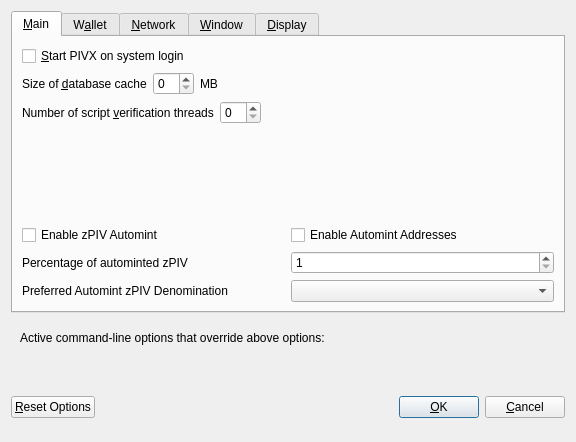
Qt form src/qt/forms/optionsdialog.ui (afghany/castletmp) before a commit.
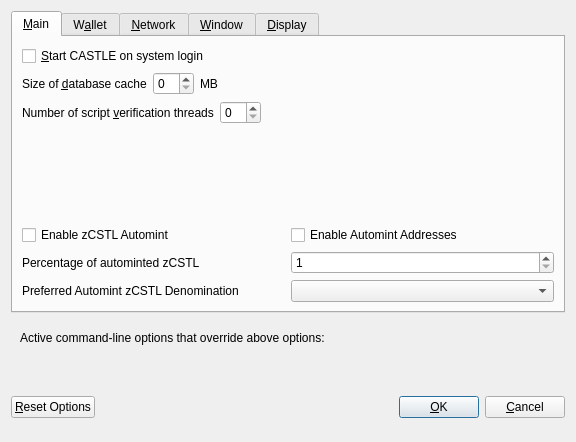
The same form after that commit. Custom widgets are drawn as their Qt base class.

```diff
--- a/src/qt/forms/optionsdialog.ui
+++ b/src/qt/forms/optionsdialog.ui
@@ -33,7 +33,7 @@
           <string>Automatically start PIVX after logging in to the system.</string>
          </property>
          <property name="text">
-          <string>&amp;Start PIVX on system login</string>
+          <string>&amp;Start CASTLE on system login</string>
          </property>
         </widget>
        </item>
@@ -147,7 +147,7 @@
                <enum>Qt::LeftToRight</enum>
               </property>
               <property name="text">
-               <string>Enable zPIV Automint</string>
+               <string>Enable zCSTL Automint</string>
               </property>
              </widget>
             </item>
@@ -174,7 +174,7 @@
                <string>Percentage of incoming PIV which get automatically converted to zPIV via Zerocoin Protocol (min: 10%)</string>
               </property>
               <property name="text">
-               <string>Percentage of autominted zPIV</string>
+               <string>Percentage of autominted zCSTL</string>
               </property>
              </widget>
             </item>
@@ -207,7 +207,7 @@
                <string>Wait with automatic conversion to Zerocoin until enough PIV for this denomination is available</string>
               </property>
               <property name="text">
-               <string>Preferred Automint zPIV Denomination</string>
+               <string>Preferred Automint zCSTL Denomination</string>
               </property>
              </widget>
             </item>
```
Left out of the diff: 28 changed lines with no effect on the pictures.
